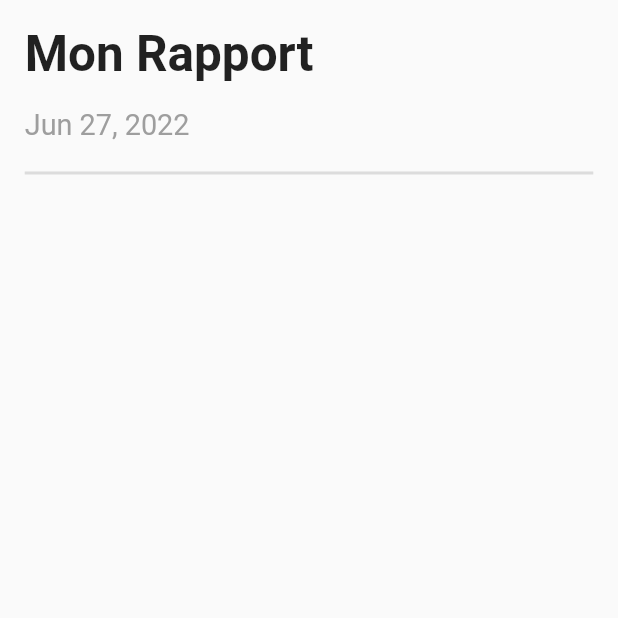
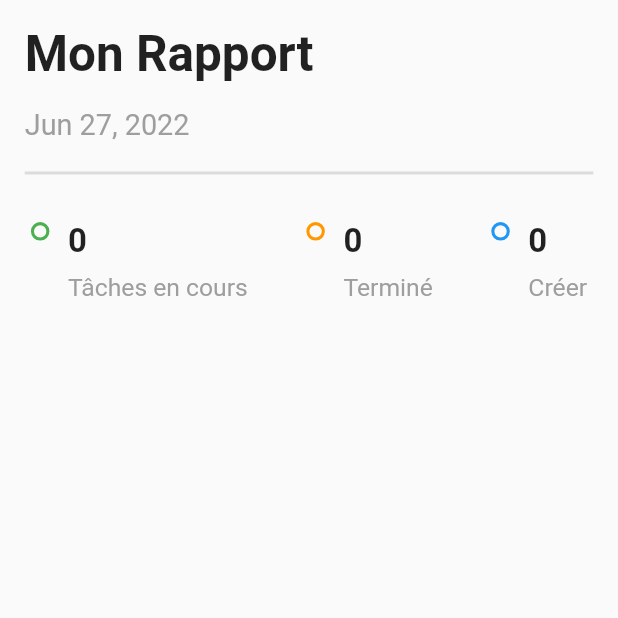
Before and after one commit to carolax14/task_todo_app, a Flutter app: the ReportPage screen opened directly, on a phone screen of 412 x 824 dp, the top half of it. Run offline on Flutter 3.47's test engine with Material 2 defaults, Android fonts, the light colour scheme and no system bars; our stand-ins replace dotted_border, equatable, flutter_easyloading, get, get_storage, step_progress_indicator; accounts and stored records are empty.

Commit message:
Different task status

```diff
--- a/lib/app/modules/report/view.dart
+++ b/lib/app/modules/report/view.dart
@@ -19,7 +19,7 @@ class ReportPage extends StatelessWidget {
         child: Obx(() {
           var createdTasks = homeCtrl.getTotalTask();
           var completedTasks = homeCtrl.getTotalDoneTask();
-          var livetasks = createdTasks - completedTasks;
+          var liveTasks = createdTasks - completedTasks;
           var precent = (completedTasks / createdTasks * 100).toStringAsFixed(0);
           return ListView(
             children: [
@@ -48,10 +48,62 @@ class ReportPage extends StatelessWidget {
                 ),
                 child: const Divider(thickness: 2),
               ),
+              Padding(
+                padding: EdgeInsets.symmetric(
+                  vertical: 3.0.wp,
+                  horizontal: 5.0.wp,
+                ),
+                child: Row(
+                  mainAxisAlignment: MainAxisAlignment.spaceBetween,
+                  children: [
+                    _buildStatus(Colors.green, liveTasks, 'Tâches en cours'),
+                    _buildStatus(Colors.orange, completedTasks, 'Terminé'),
+                    _buildStatus(Colors.blue, createdTasks, 'Créer'),
+                  ],
+                ),
+              )
             ],
           );
         }),
       )
     );
   }
+
+  Row _buildStatus(Color color, int number, String text) {
+    return Row(
+      crossAxisAlignment: CrossAxisAlignment.start,
+      children: [
+        Container(
+          height: 3.0.wp,
+          width: 3.0.wp,
+          decoration: BoxDecoration(
+            shape: BoxShape.circle,
+            border: Border.all(
+              width: 0.5.wp,
+              color: color,
+            )
+          ),
+        ),
+        SizedBox(width: 3.0.wp),
+        Column(
+          crossAxisAlignment: CrossAxisAlignment.start,
+          children: [
+            Text(
+              '$number',
+              style: TextStyle(
+                fontWeight: FontWeight.bold,
+                fontSize: 16.0.sp
+              ),
+            ),
+            SizedBox(height: 2.0.wp),
+            Text(text,
+            style: TextStyle(
+              fontSize: 12.0.sp,
+              color: Colors.grey,
+            ),)
+          ],
+        )
+      ],
+    );
+  }
 }
```
